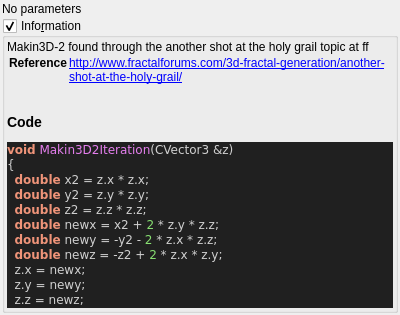
buddhi1980/mandelbulber2, file mandelbulber2/qt_data/fractal_makin3d2.ui: the form before one commit.
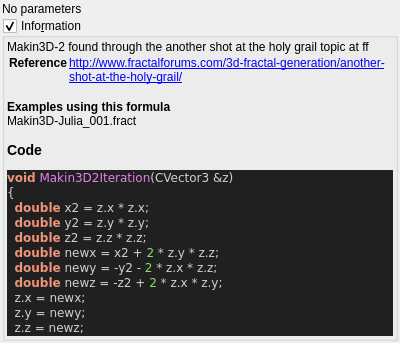
The form after the commit. Custom widgets are drawn as their Qt base class.

Commit message:
ui information - added example occurrences
now every formula, which is used in an example file, will display a list
of the example files in the information box. A maximum of 5 occurences is
displayed.
The script also outputs, which formulas do not yet have any example
files.

```diff
--- a/mandelbulber2/qt_data/fractal_makin3d2.ui
+++ b/mandelbulber2/qt_data/fractal_makin3d2.ui
@@ -70,7 +70,7 @@
 &lt;tr&gt;&lt;th&gt;Reference&lt;/th&gt;&lt;td&gt;&lt;a href=&quot;http://www.fractalforums.com/3d-fractal-generation/another-shot-at-the-holy-grail/&quot;&gt;http://www.fractalforums.com/3d-fractal-generation/another-shot-at-the-holy-grail/&lt;br&gt;
 &lt;/td&gt;&lt;/tr&gt;
 &lt;/table&gt;
-&lt;h3&gt;Code&lt;/h3&gt;
+&lt;b&gt;Examples using this formula&lt;/b&gt;&lt;br&gt;Makin3D-Julia_001.fract&lt;h3&gt;Code&lt;/h3&gt;
 &lt;body style=&quot;background-color:#202020&quot;&gt;
 &lt;pre style=&quot;color:#d0d0d0; background-color:#202020;  font-family:'Courier New',monospace;&quot;&gt;&lt;span style=&quot;color:#f09479; font-weight:bold&quot;&gt;void&lt;/span&gt; &lt;span style=&quot;color:#e47eed&quot;&gt;Makin3D2Iteration&lt;/span&gt;&lt;span style=&quot;color:#d0d0d0&quot;&gt;(&lt;/span&gt;CVector3 &lt;span style=&quot;color:#d0d0d0&quot;&gt;&amp;amp;&lt;/span&gt;z&lt;span style=&quot;color:#d0d0d0&quot;&gt;)&lt;/span&gt;
 &lt;span style=&quot;color:#d0d0d0&quot;&gt;{&lt;/span&gt;
```
The commit also changes 59 other files.
